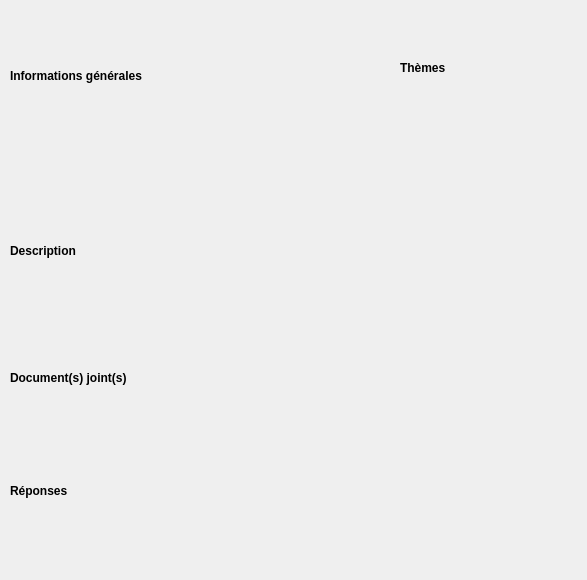
Old version of the form SeeReportView_base.ui in the repository IGNF/espace-collaboratif-qgis-plugin.
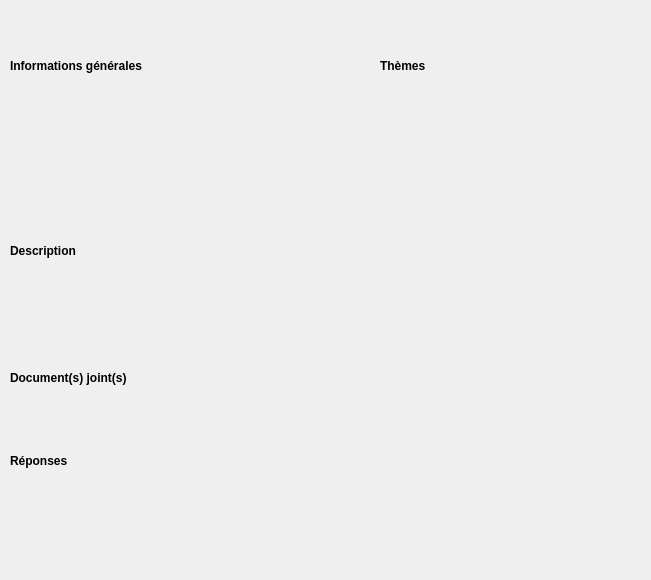
New version of the form.

What changed in the file:
```diff
--- a/SeeReportView_base.ui
+++ b/SeeReportView_base.ui
@@ -6,13 +6,13 @@
    <rect>
     <x>0</x>
     <y>0</y>
-    <width>587</width>
+    <width>651</width>
     <height>580</height>
    </rect>
   </property>
   <property name="font">
    <font>
-    <pointsize>4</pointsize>
+    <pointsize>1</pointsize>
    </font>
   </property>
   <property name="windowTitle">
@@ -22,7 +22,7 @@
    <property name="geometry">
     <rect>
      <x>10</x>
-     <y>60</y>
+     <y>50</y>
      <width>191</width>
      <height>31</height>
     </rect>
@@ -61,10 +61,10 @@
   <widget class="QLabel" name="lbl_themes">
    <property name="geometry">
     <rect>
-     <x>400</x>
-     <y>60</y>
+     <x>380</x>
+     <y>50</y>
      <width>61</width>
-     <height>16</height>
+     <height>31</height>
     </rect>
    </property>
    <property name="font">
@@ -122,7 +122,7 @@
    <property name="geometry">
     <rect>
      <x>10</x>
-     <y>480</y>
+     <y>450</y>
      <width>81</width>
      <height>21</height>
     </rect>
@@ -143,7 +143,7 @@
     <rect>
      <x>10</x>
      <y>90</y>
-     <width>331</width>
+     <width>351</width>
      <height>141</height>
     </rect>
    </property>
@@ -154,6 +154,117 @@
    </property>
    <property name="text">
     <string/>
+   </property>
+   <property name="alignment">
+    <set>Qt::AlignLeading|Qt::AlignLeft|Qt::AlignTop</set>
+   </property>
+   <property name="wordWrap">
+    <bool>true</bool>
+   </property>
+  </widget>
+  <widget class="QLabel" name="lbl_displayResponses">
+   <property name="geometry">
+    <rect>
+     <x>10</x>
+     <y>480</y>
+     <width>631</width>
+     <height>91</height>
+    </rect>
+   </property>
+   <property name="font">
+    <font>
+     <pointsize>8</pointsize>
+    </font>
+   </property>
+   <property name="text">
+    <string/>
+   </property>
+   <property name="alignment">
+    <set>Qt::AlignLeading|Qt::AlignLeft|Qt::AlignTop</set>
+   </property>
+   <property name="wordWrap">
+    <bool>true</bool>
+   </property>
+  </widget>
+  <widget class="QLabel" name="lbl_displayDocuments">
+   <property name="geometry">
+    <rect>
+     <x>10</x>
+     <y>390</y>
+     <width>631</width>
+     <height>51</height>
+    </rect>
+   </property>
+   <property name="font">
+    <font>
+     <pointsize>8</pointsize>
+    </font>
+   </property>
+   <property name="text">
+    <string/>
+   </property>
+   <property name="textFormat">
+    <enum>Qt::RichText</enum>
+   </property>
+   <property name="alignment">
+    <set>Qt::AlignLeading|Qt::AlignLeft|Qt::AlignTop</set>
+   </property>
+   <property name="wordWrap">
+    <bool>false</bool>
+   </property>
+   <property name="openExternalLinks">
+    <bool>true</bool>
+   </property>
+   <property name="textInteractionFlags">
+    <set>Qt::TextBrowserInteraction</set>
+   </property>
+  </widget>
+  <widget class="QLabel" name="lbl_displayDescription">
+   <property name="geometry">
+    <rect>
+     <x>10</x>
+     <y>270</y>
+     <width>631</width>
+     <height>91</height>
+    </rect>
+   </property>
+   <property name="font">
+    <font>
+     <pointsize>8</pointsize>
+    </font>
+   </property>
+   <property name="text">
+    <string/>
+   </property>
+   <property name="alignment">
+    <set>Qt::AlignLeading|Qt::AlignLeft|Qt::AlignTop</set>
+   </property>
+   <property name="wordWrap">
+    <bool>true</bool>
+   </property>
+  </widget>
+  <widget class="QLabel" name="lbl_displayThemes">
+   <property name="geometry">
+    <rect>
+     <x>380</x>
+     <y>90</y>
+     <width>261</width>
+     <height>141</height>
+    </rect>
+   </property>
+   <property name="font">
+    <font>
+     <pointsize>8</pointsize>
+    </font>
+   </property>
+   <property name="text">
+    <string/>
+   </property>
+   <property name="alignment">
+    <set>Qt::AlignLeading|Qt::AlignLeft|Qt::AlignTop</set>
+   </property>
+   <property name="wordWrap">
+    <bool>true</bool>
    </property>
   </widget>
  </widget>
```
Left out of the diff: 2 changed lines with no effect on the pictures.
